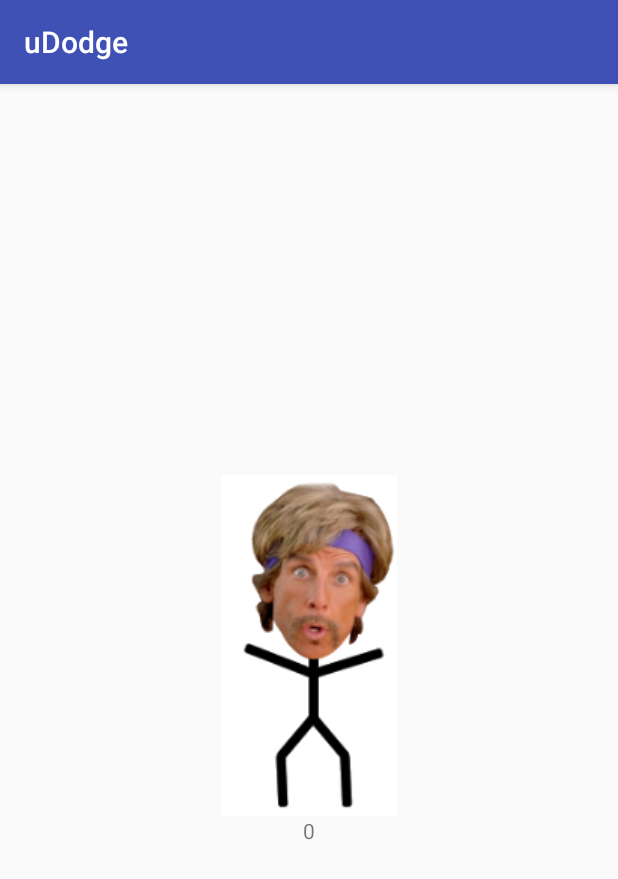
After one commit to neightpratt/uDodge, an Android app: the PlayFragment screen opened directly, with no data from a screen before it, on a phone screen of 412 x 824 dp. The commit adds this screen. Shown: the top 879 px of the screen. Run offline under Robolectric (Android 15) with nearby library versions, the phone set to English and light mode, and no system bars.

Commit message:
added PlayFragment and rewired things so that it would work the same as before

```diff
--- a/app/src/main/java/edu/ohiostate/udodge/PlayActivity.java
+++ b/app/src/main/java/edu/ohiostate/udodge/PlayActivity.java
@@ -1,5 +1,7 @@
 package edu.ohiostate.udodge;
 
+import android.support.v4.app.Fragment;
+import android.support.v4.app.FragmentManager;
 import android.support.v7.app.AppCompatActivity;
 import android.os.Bundle;
 import android.util.Log;
@@ -10,11 +12,6 @@ import android.widget.TextView;
 
 public class PlayActivity extends AppCompatActivity {
 
-    private ImageView mCharacter;
-    private TextView mScoreLabel;
-
-    private int score = 0;
-
     private static final String TAG = "PlayActivity";
     @Override
     protected void onCreate(Bundle savedInstanceState) {
@@ -22,18 +19,13 @@ public class PlayActivity extends AppCompatActivity {
         super.onCreate(savedInstanceState);
         setContentView(R.layout.activity_play);
 
-        mCharacter = (ImageView) findViewById(R.id.characterView);
-        mScoreLabel = (TextView) findViewById(R.id.score_label);
-        mScoreLabel.setText("" + score);
+        FragmentManager fm = getSupportFragmentManager();
+        Fragment fragment = fm.findFragmentById(R.id.play_fragment_container);
 
-        mCharacter.setOnTouchListener(new View.OnTouchListener() {
-            @Override
-            public boolean onTouch(View v, MotionEvent m) {
-                score++;
-                mScoreLabel.setText("" + score);
-                return false;
-            }
-        });
+        if (fragment == null){
+            fragment = new PlayFragment();
+            fm.beginTransaction().add(R.id.play_fragment_container, fragment).commit();
+        }
     }
 
     @Override
--- /dev/null
+++ b/app/src/main/java/edu/ohiostate/udodge/PlayFragment.java
@@ -0,0 +1,45 @@
+package edu.ohiostate.udodge;
+
+import android.os.Bundle;
+import android.support.v4.app.Fragment;
+import android.view.LayoutInflater;
+import android.view.MotionEvent;
+import android.view.View;
+import android.view.ViewGroup;
+import android.widget.ImageView;
+import android.widget.TextView;
+
+/**
+ * Created by Nate on 3/2/2018.
+ */
+
+public class PlayFragment extends Fragment {
+    private ImageView mCharacter;
+    private TextView mScoreLabel;
+
+    private int score = 0;
+
+    @Override
+    public void onCreate(Bundle savedInstanceState) {
+        super.onCreate(savedInstanceState);
+    }
+
+    @Override
+    public View onCreateView(LayoutInflater inflater, ViewGroup container, Bundle savedInstanceState) {
+        super.onCreateView(inflater, container, savedInstanceState);
+        View v = inflater.inflate(R.layout.fragment_play, container, false);
+
+        mCharacter = (ImageView) v.findViewById(R.id.characterView);
+        mScoreLabel = (TextView) v.findViewById(R.id.score_label);
+        mScoreLabel.setText("" + score);
+
+        mCharacter.setOnClickListener(new View.OnClickListener() {
+            @Override
+            public void onClick(View v) {
+                score++;
+                mScoreLabel.setText("" + score);
+            }
+        });
+        return v;
+    }
+}
--- a/app/src/main/res/layout/activity_main.xml
+++ b/app/src/main/res/layout/activity_main.xml
@@ -1,5 +1,5 @@
 <FrameLayout
     xmlns:android="http://schemas.android.com/apk/res/android"
-    android:id="@+id/fragment_container"
+    android:id="@+id/main_fragment_container"
     android:layout_width="match_parent"
     android:layout_height="match_parent"/>
--- a/app/src/main/res/layout/activity_play.xml
+++ b/app/src/main/res/layout/activity_play.xml
@@ -1,21 +1,5 @@
 <?xml version="1.0" encoding="utf-8"?>
-<LinearLayout xmlns:android="http://schemas.android.com/apk/res/android"
-    xmlns:app="http://schemas.android.com/apk/res-auto"
+<FrameLayout xmlns:android="http://schemas.android.com/apk/res/android"
+    android:id="@+id/play_fragment_container"
     android:layout_width="match_parent"
-    android:layout_height="match_parent"
-    android:gravity="center"
-    android:orientation="vertical">
-
-
-    <ImageView
-        android:id="@+id/characterView"
-        android:layout_width="wrap_content"
-        android:layout_height="wrap_content"
-        app:srcCompat="@drawable/ben_stiller" />
-
-    <TextView
-        android:id="@+id/score_label"
-        android:layout_width="match_parent"
-        android:layout_height="wrap_content"
-        android:gravity="center" />
-</LinearLayout>
+    android:layout_height="match_parent" />
--- /dev/null
+++ b/app/src/main/res/layout/fragment_play.xml
@@ -0,0 +1,21 @@
+<?xml version="1.0" encoding="utf-8"?>
+<LinearLayout xmlns:android="http://schemas.android.com/apk/res/android"
+    xmlns:app="http://schemas.android.com/apk/res-auto"
+    android:layout_width="match_parent"
+    android:layout_height="match_parent"
+    android:gravity="center"
+    android:orientation="vertical">
+
+
+    <ImageView
+        android:id="@+id/characterView"
+        android:layout_width="wrap_content"
+        android:layout_height="wrap_content"
+        app:srcCompat="@drawable/ben_stiller" />
+
+    <TextView
+        android:id="@+id/score_label"
+        android:layout_width="match_parent"
+        android:layout_height="wrap_content"
+        android:gravity="center" />
+</LinearLayout>
```
Also changed, not shown: app/src/main/java/edu/ohiostate/udodge/MainActivity.java (+3 -9 lines), app/src/main/java/edu/ohiostate/udodge/MainFragment.java (renamed from app/src/main/java/edu/ohiostate/udodge/MainActivityFragment.java, +4 -10 lines).
